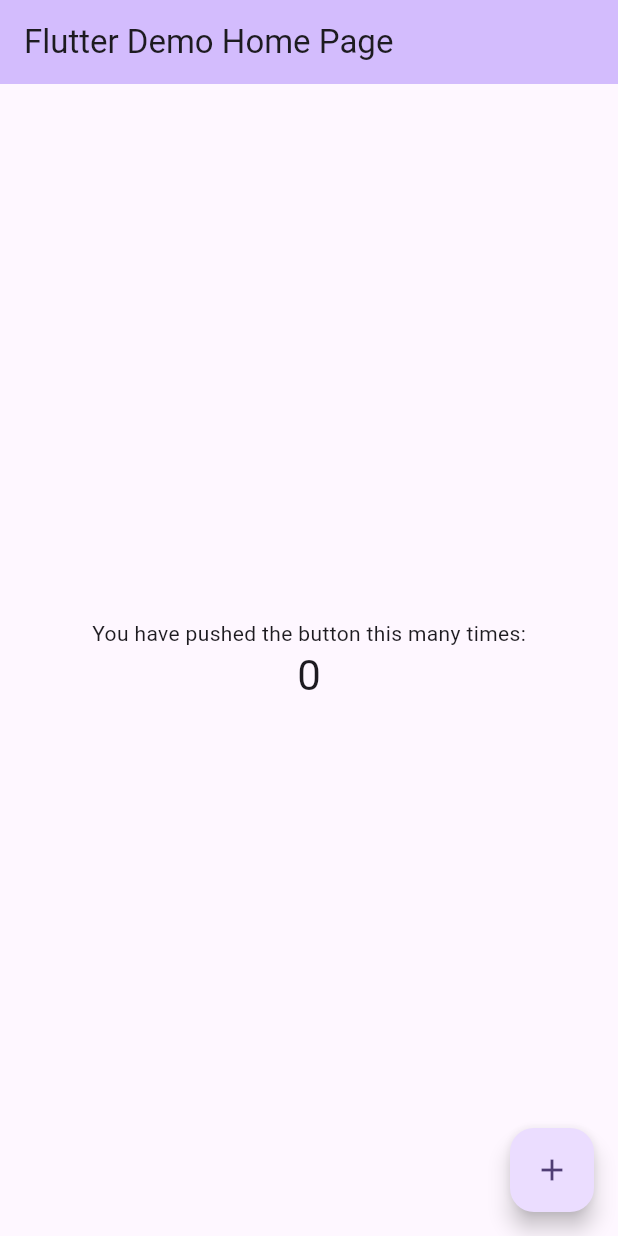
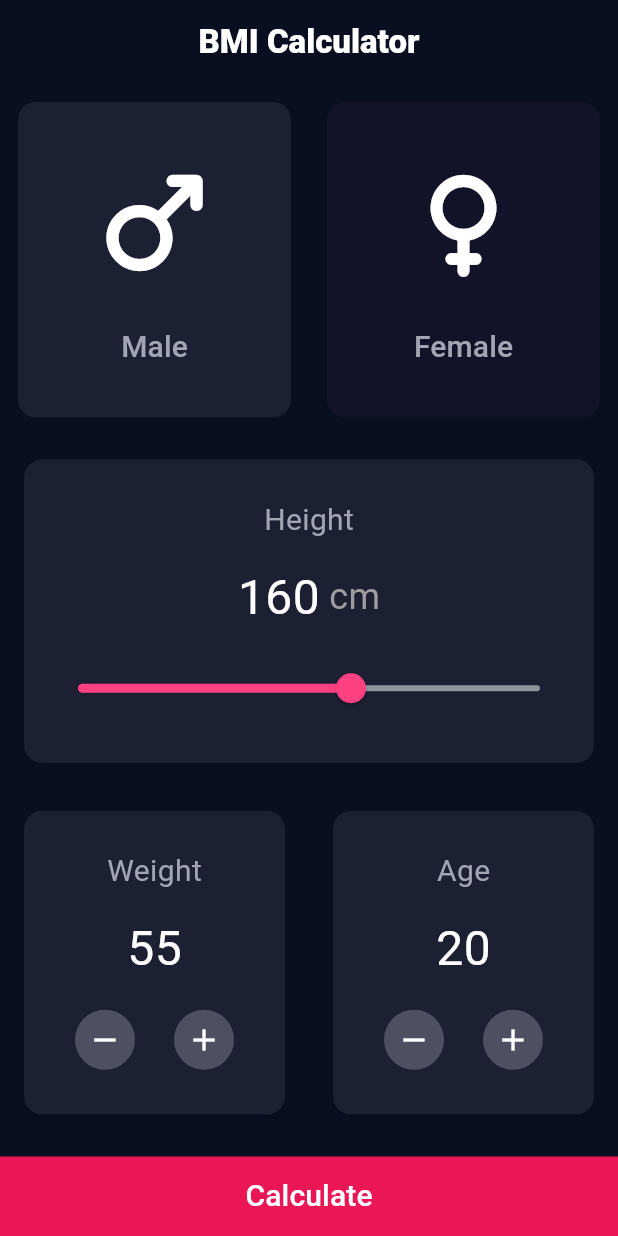
Before and after one commit to become-iron/bmi_calculator, a Flutter app: the screen it shows after launch, on a phone screen of 412 x 824 dp. Run offline on Flutter 3.47's test engine with Material 3 defaults, Android fonts, the phone set to English and light mode, and no system bars.

Commit message:
Calculator screen: base implementation

```diff
--- a/analysis_options.yaml
+++ b/analysis_options.yaml
@@ -21,8 +21,7 @@ linter:
   # `// ignore_for_file: name_of_lint` syntax on the line or in the file
   # producing the lint.
   rules:
-    # avoid_print: false  # Uncomment to disable the `avoid_print` rule
-    # prefer_single_quotes: true  # Uncomment to enable the `prefer_single_quotes` rule
+     prefer_single_quotes: true
 
 # Additional information about this file can be found at
 # https://dart.dev/guides/language/analysis-options
--- /dev/null
+++ b/lib/constants/theme.dart
@@ -0,0 +1,11 @@
+import 'package:flutter/material.dart' show Color, Colors, TextStyle;
+
+// TODO: temp; use theme
+// final cardBackgroundColor = Color(0xF1111761);
+// final cardBackgroundColorInactive = Color(0xF1080930);
+final cardBackgroundColor = Color(0xFF1D1F33);
+final cardBackgroundColorInactive = Color(0xFF121329);
+
+// final labelStyle = TextStyle(fontSize: 20, color: Colors.grey);
+final labelStyle = TextStyle(fontSize: 20, color: Color(0xFFA3A5B5));
+final valueLabelStyle = TextStyle(fontSize: 32);
--- /dev/null
+++ b/lib/enums/common.dart
@@ -0,0 +1,4 @@
+enum Gender {
+  male,
+  female;
+}
--- a/lib/main.dart
+++ b/lib/main.dart
@@ -1,17 +1,20 @@
+// import 'dart:developer';
+
+import 'package:bmi_calculator/screens/calculator.dart';
 import 'package:flutter/material.dart';
 
 void main() {
-  runApp(const MyApp());
+  runApp(const BmiCalculator());
 }
 
-class MyApp extends StatelessWidget {
-  const MyApp({super.key});
+class BmiCalculator extends StatelessWidget {
+  const BmiCalculator({super.key});
 
-  // This widget is the root of your application.
   @override
   Widget build(BuildContext context) {
+    // debugPaintSizeEnabled = true;
     return MaterialApp(
-      title: 'Flutter Demo',
+      title: 'BMI Calculator',
       theme: ThemeData(
         // This is the theme of your application.
         //
@@ -28,98 +31,19 @@ class MyApp extends StatelessWidget {
         //
         // This works for code too, not just values: Most code changes can be
         // tested with just a hot reload.
-        colorScheme: ColorScheme.fromSeed(seedColor: Colors.deepPurple),
+        colorScheme: ColorScheme.fromSeed(
+          seedColor: Color(0xFF0A0E21),
+          surface: Color(0xFF0A0E21),
+          // surfaceTint: Color(0x1D1F33FF),
+          // onPrimary: Colors.white,
+          // onSecondary: Colors.white,
+          // onTertiary: Colors.white,
+        ),
+        primaryTextTheme: Typography().white,
+        textTheme: Typography().white,
         useMaterial3: true,
       ),
-      home: const MyHomePage(title: 'Flutter Demo Home Page'),
+      home: const Calculator(),
     );
   }
 }
-
-class MyHomePage extends StatefulWidget {
-  const MyHomePage({super.key, required this.title});
-
-  // This widget is the home page of your application. It is stateful, meaning
-  // that it has a State object (defined below) that contains fields that affect
-  // how it looks.
-
-  // This class is the configuration for the state. It holds the values (in this
-  // case the title) provided by the parent (in this case the App widget) and
-  // used by the build method of the State. Fields in a Widget subclass are
-  // always marked "final".
-
-  final String title;
-
-  @override
-  State<MyHomePage> createState() => _MyHomePageState();
-}
-
-class _MyHomePageState extends State<MyHomePage> {
-  int _counter = 0;
-
-  void _incrementCounter() {
-    setState(() {
-      // This call to setState tells the Flutter framework that something has
-      // changed in this State, which causes it to rerun the build method below
-      // so that the display can reflect the updated values. If we changed
-      // _counter without calling setState(), then the build method would not be
-      // called again, and so nothing would appear to happen.
-      _counter++;
-    });
-  }
-
-  @override
-  Widget build(BuildContext context) {
-    // This method is rerun every time setState is called, for instance as done
-    // by the _incrementCounter method above.
-    //
-    // The Flutter framework has been optimized to make rerunning build methods
-    // fast, so that you can just rebuild anything that needs updating rather
-    // than having to individually change instances of widgets.
-    return Scaffold(
-      appBar: AppBar(
-        // TRY THIS: Try changing the color here to a specific color (to
-        // Colors.amber, perhaps?) and trigger a hot reload to see the AppBar
-        // change color while the other colors stay the same.
-        backgroundColor: Theme.of(context).colorScheme.inversePrimary,
-        // Here we take the value from the MyHomePage object that was created by
-        // the App.build method, and use it to set our appbar title.
-        title: Text(widget.title),
-      ),
-      body: Center(
-        // Center is a layout widget. It takes a single child and positions it
-        // in the middle of the parent.
-        child: Column(
-          // Column is also a layout widget. It takes a list of children and
-          // arranges them vertically. By default, it sizes itself to fit its
-          // children horizontally, and tries to be as tall as its parent.
-          //
-          // Column has various properties to control how it sizes itself and
-          // how it positions its children. Here we use mainAxisAlignment to
-          // center the children vertically; the main axis here is the vertical
-          // axis because Columns are vertical (the cross axis would be
-          // horizontal).
-          //
-          // TRY THIS: Invoke "debug painting" (choose the "Toggle Debug Paint"
-          // action in the IDE, or press "p" in the console), to see the
-          // wireframe for each widget.
-          mainAxisAlignment: MainAxisAlignment.center,
-          children: <Widget>[
-            const Text(
-              'You have pushed the button this many times:',
-            ),
-            Text(
-              '$_counter',
-              style: Theme.of(context).textTheme.headlineMedium,
-            ),
-          ],
-        ),
-      ),
-      floatingActionButton: FloatingActionButton(
-        onPressed: _incrementCounter,
-        tooltip: 'Increment',
-        child: const Icon(Icons.add),
-      ), // This trailing comma makes auto-formatting nicer for build methods.
-    );
-  }
-}
--- /dev/null
+++ b/lib/screens/calculator.dart
@@ -0,0 +1,147 @@
+import 'package:bmi_calculator/enums/common.dart' show Gender;
+import 'package:bmi_calculator/widgets/gender_button.dart' show GenderButton;
+import 'package:bmi_calculator/widgets/height_input.dart' show HeightInput;
+import 'package:bmi_calculator/widgets/number_input.dart';
+import 'package:flutter/material.dart';
+
+class Calculator extends StatefulWidget {
+  const Calculator({super.key});
+
+  @override
+  State<Calculator> createState() => _CalculatorState();
+}
+
+class _CalculatorState extends State<Calculator> {
+  Gender gender = Gender.male;
+  int height = 160;
+  int weight = 55;
+  int age = 20;
+
+  void _setGender(Gender value) {
+    setState(() {
+      gender = value;
+    });
+  }
+
+  @override
+  Widget build(BuildContext context) {
+    final theme = Theme.of(context);
+
+    return Scaffold(
+      appBar: AppBar(
+        backgroundColor: theme.colorScheme.surface,
+        title: Center(
+          child: Text(
+            'BMI Calculator',
+            style: TextStyle(
+              fontWeight: FontWeight.w800,
+              color: theme.colorScheme.onPrimary,
+            ),
+          ),
+        ),
+      ),
+      body: Column(
+        // mainAxisAlignment: MainAxisAlignment.spaceBetween,
+        crossAxisAlignment: CrossAxisAlignment.stretch,
+        children: [
+          Expanded(
+            child: Padding(
+              padding: EdgeInsets.fromLTRB(12, 12, 12, 24),
+              child: Column(
+                // mainAxisAlignment: MainAxisAlignment.spaceBetween,
+                crossAxisAlignment: CrossAxisAlignment.stretch,
+                children: [
+                  Expanded(
+                    child: Row(
+                      children: [
+                        Expanded(
+                          child: GenderButton(
+                            gender: Gender.male,
+                            active: gender == Gender.male,
+                            onPressed: () => _setGender(Gender.male),
+                          ),
+                        ),
+                        SizedBox(width: 24),
+                        Expanded(
+                          child: GenderButton(
+                            gender: Gender.female,
+                            active: gender == Gender.female,
+                            onPressed: () => _setGender(Gender.female),
+                          ),
+                        ),
+                      ],
+                    ),
+                  ),
+                  SizedBox(height: 24),
+                  Expanded(
+                    child: HeightInput(
+                      height: height,
+                      onChanged: (value) {
+                        setState(() {
+                          height = value;
+                        });
+                      },
+                    ),
+                  ),
+                  SizedBox(height: 24),
+                  Expanded(
+                    child: Row(
+                      crossAxisAlignment: CrossAxisAlignment.stretch,
+                      children: [
+                        Expanded(
+                            child: NumberInput(
+                          label: 'Weight',
+                          min: 1,
+                          max: 500,
+                          value: weight,
+                          onChanged: (value) {
+                            setState(() {
+                              weight = value;
+                            });
+                          },
+                        )),
+                        // Expanded(child: Placeholder()),
+                        SizedBox(width: 24),
+                        Expanded(
+                            child: NumberInput(
+                          label: 'Age',
+                          min: 1,
+                          max: 120,
+                          value: age,
+                          onChanged: (value) {
+                            setState(() {
+                              age = value;
+                            });
+                          },
+                        )),
+                      ],
+                    ),
+                  ),
+                ],
+              ),
+            ),
+          ),
+          FilledButton(
+            style: ElevatedButton.styleFrom(
+              shape: RoundedRectangleBorder(
+                borderRadius: BorderRadius.all(Radius.zero),
+              ),
+              backgroundColor: Color(0xFFEB1655),
+            ),
+            onPressed: () {},
+            child: Padding(
+              padding: EdgeInsets.only(top: 12, bottom: 12),
+              child: Text(
+                'Calculate',
+                style: TextStyle(
+                  fontSize: 20,
+                  // fontWeight: FontWeight.w800,
+                ),
+              ),
+            ),
+          ),
+        ],
+      ),
+    );
+  }
+}
--- /dev/null
+++ b/lib/screens/results.dart
@@ -0,0 +1,10 @@
+import 'package:flutter/material.dart';
+
+class Results extends StatelessWidget {
+  const Results({super.key});
+
+  @override
+  Widget build(BuildContext context) {
+    return const Placeholder();
+  }
+}
--- /dev/null
+++ b/lib/widgets/gender_button.dart
@@ -0,0 +1,66 @@
+import 'package:bmi_calculator/constants/theme.dart';
+import 'package:bmi_calculator/enums/common.dart';
+import 'package:flutter/material.dart';
+
+class GenderSettings {
+  final String label;
+  final IconData icon;
+
+  const GenderSettings(this.label, this.icon);
+}
+
+Map<Gender, GenderSettings> genderSettings = {
+  Gender.male: GenderSettings('Male', Icons.male_rounded),
+  Gender.female: GenderSettings('Female', Icons.female_rounded),
+};
+
+class GenderButton extends StatelessWidget {
+  final Gender gender;
+  final bool active;
+  final VoidCallback onPressed;
+
+  const GenderButton({
+    super.key,
+    required this.gender,
+    required this.active,
+    required this.onPressed,
+  });
+
+  @override
+  Widget build(BuildContext context) {
+    final theme = Theme.of(context);
+    final GenderSettings selectedGenderSettings = genderSettings[gender]!;
+
+    return FilledButton(
+      onPressed: onPressed,
+      style: ElevatedButton.styleFrom(
+        shape: RoundedRectangleBorder(
+          borderRadius: BorderRadius.circular(12),
+        ),
+        backgroundColor:
+            active ? cardBackgroundColor : cardBackgroundColorInactive,
+        // textStyle: TextStyle(
+        //   color: Colors.white,
+        // ),
+      ),
+      // color: active ? Colors.red : Colors.redAccent,
+      child: Padding(
+        padding: const EdgeInsets.only(top: 12, bottom: 12),
+        child: Column(
+          mainAxisAlignment: MainAxisAlignment.spaceEvenly,
+          children: [
+            Icon(
+              selectedGenderSettings.icon,
+              color: theme.colorScheme.onPrimary,
+              size: 96,
+            ),
+            Text(
+              selectedGenderSettings.label,
+              style: labelStyle,
+            ),
+          ],
+        ),
+      ),
+    );
+  }
+}
--- /dev/null
+++ b/lib/widgets/height_input.dart
@@ -0,0 +1,45 @@
+import 'package:bmi_calculator/constants/theme.dart'
+    show cardBackgroundColor, labelStyle, valueLabelStyle;
+import 'package:flutter/material.dart';
+
+class HeightInput extends StatelessWidget {
+  final int height;
+  final void Function(int value) onChanged;
+
+  const HeightInput({super.key, required this.height, required this.onChanged});
+
+  @override
+  Widget build(BuildContext context) {
+    return Card(
+      color: cardBackgroundColor,
+      child: Padding(
+        padding: EdgeInsets.all(12),
+        child: Column(
+          mainAxisAlignment: MainAxisAlignment.spaceEvenly,
+          children: [
+            Text(
+              'Height',
+              style: labelStyle,
+            ),
+            Row(
+              mainAxisAlignment: MainAxisAlignment.center,
+              crossAxisAlignment: CrossAxisAlignment.center,
+              children: [
+                Text('$height', style: valueLabelStyle),
+                Text(' cm', style: TextStyle(fontSize: 24, color: Colors.grey)),
+              ],
+            ),
+            Slider(
+              activeColor: Colors.pinkAccent,
+              inactiveColor: Color(0xFF90939B),
+              min: 30,
+              max: 250,
+              onChanged: (value) => onChanged(value.toInt()),
+              value: height.toDouble(),
+            ),
+          ],
+        ),
+      ),
+    );
+  }
+}
--- /dev/null
+++ b/lib/widgets/number_input.dart
@@ -0,0 +1,73 @@
+import 'package:bmi_calculator/constants/theme.dart'
+    show cardBackgroundColor, labelStyle, valueLabelStyle;
+import 'package:flutter/material.dart';
+
+final iconStyle = IconButton.styleFrom(
+  backgroundColor: Color(0xFF4E5062),
+);
+
+class NumberInput extends StatelessWidget {
+  final String label;
+  final int min;
+  final int max;
+  final int value;
+  final void Function(int value) onChanged;
+
+  const NumberInput({
+    super.key,
+    required this.min,
+    required this.max,
+    required this.label,
+    required this.value,
+    required this.onChanged,
+  });
+
+  void updateValue(int delta) {
+    final newValue = (value + delta).clamp(min, max);
+    if (newValue != value) {
+      onChanged(newValue);
+    }
+  }
+
+  @override
+  Widget build(BuildContext context) {
+    return Card(
+      color: cardBackgroundColor,
+      child: Padding(
+        padding: EdgeInsets.all(12),
+        child: Column(
+          mainAxisAlignment: MainAxisAlignment.spaceEvenly,
+          children: [
+            Text(label, style: labelStyle),
+            Text('$value', style: valueLabelStyle),
+            Row(
+              mainAxisAlignment: MainAxisAlignment.spaceEvenly,
+              children: [
+                IconButton(
+                  style: iconStyle,
+                  onPressed: () {
+                    updateValue(-1);
+                  },
+                  icon: Icon(
+                    Icons.remove,
+                    color: Colors.white,
+                  ),
+                ),
+                IconButton(
+                  style: iconStyle,
+                  onPressed: () {
+                    updateValue(1);
+                  },
+                  icon: Icon(
+                    Icons.add,
+                    color: Colors.white,
+                  ),
+                ),
+              ],
+            )
+          ],
+        ),
+      ),
+    );
+  }
+}
--- a/pubspec.yaml
+++ b/pubspec.yaml
@@ -1,5 +1,5 @@
 name: bmi_calculator
-description: "A new Flutter project."
+description: "BMI Calculator."
 # The following line prevents the package from being accidentally published to
 # pub.dev using `flutter pub publish`. This is preferred for private packages.
 publish_to: 'none' # Remove this line if you wish to publish to pub.dev
@@ -34,7 +34,7 @@ dependencies:
 
   # The following adds the Cupertino Icons font to your application.
   # Use with the CupertinoIcons class for iOS style icons.
-  cupertino_icons: ^1.0.8
+  #  cupertino_icons: ^1.0.8
 
 dev_dependencies:
   flutter_test:
@@ -45,7 +45,7 @@ dev_dependencies:
   # activated in the `analysis_options.yaml` file located at the root of your
   # package. See that file for information about deactivating specific lint
   # rules and activating additional ones.
-  flutter_lints: ^4.0.0
+  flutter_lints: ^5.0.0
 
 # For information on the generic Dart part of this file, see the
 # following page: https://dart.dev/tools/pub/pubspec
```
Also changed, not shown: docs/design.webp (added), pubspec.lock, 1 other file.
